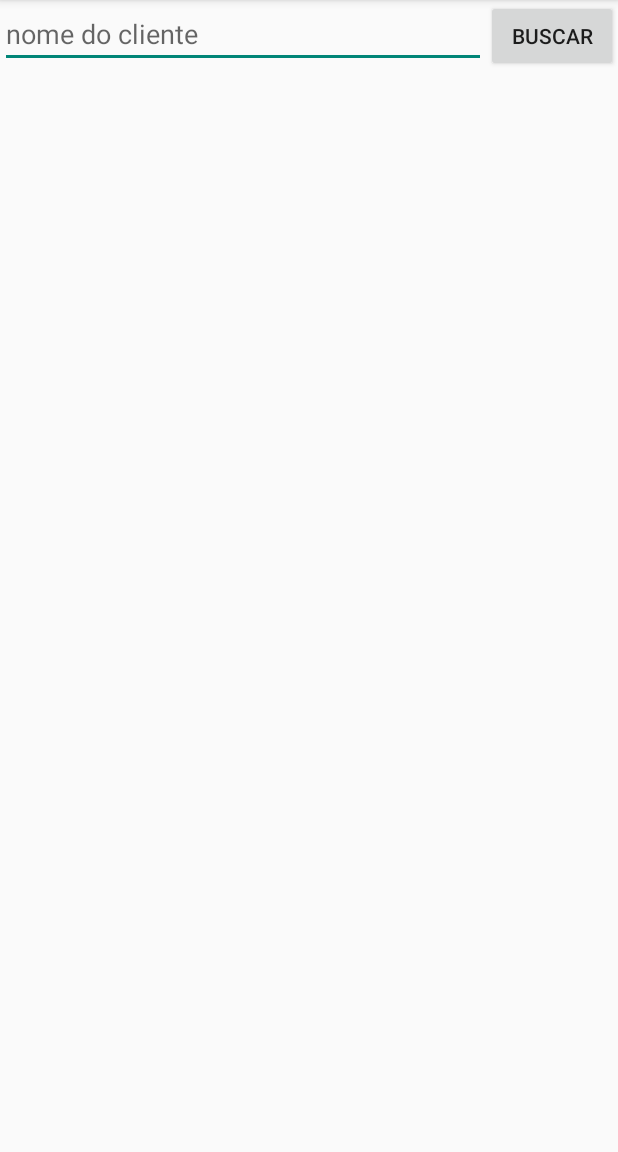
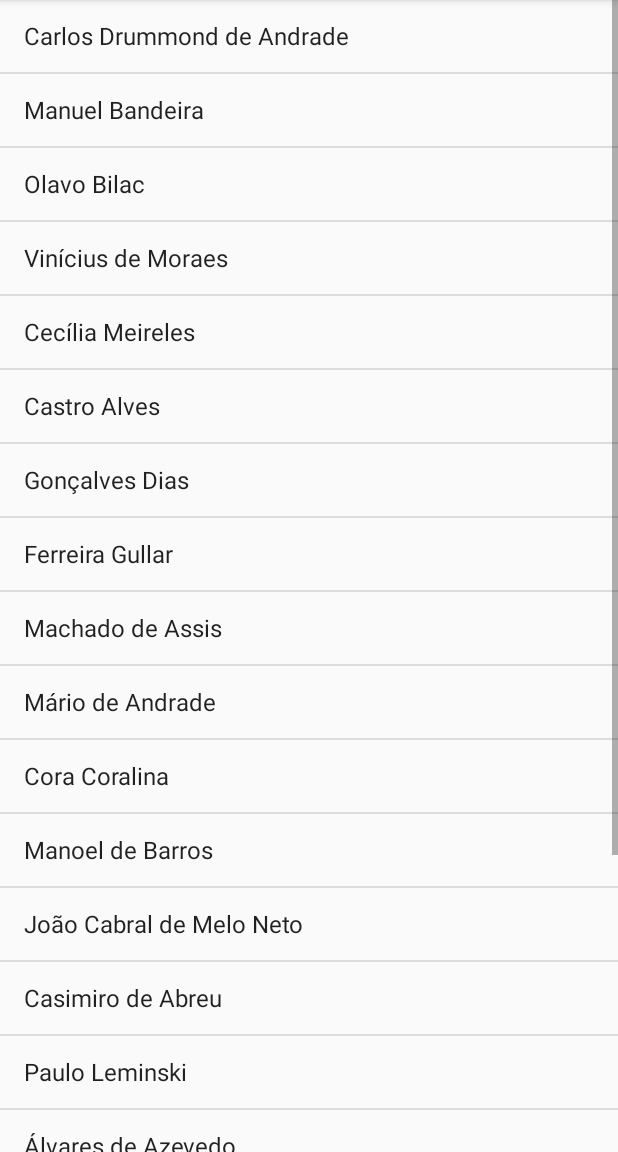
Before and after one commit to GSilva7/ClienteCCO17, an Android app: the screen it shows after launch (MainActivity before the commit, ListarClientesActivity after it), after a tap on "BUSCAR", on a phone screen of 412 x 824 dp, the part 84-1236 px from its top. Run offline under Robolectric (Android 15) with nearby library versions, the phone set to English and light mode, and no system bars.

```diff
--- a/app/src/main/AndroidManifest.xml
+++ b/app/src/main/AndroidManifest.xml
@@ -16,6 +16,7 @@
                 <category android:name="android.intent.category.LAUNCHER" />
             </intent-filter>
         </activity>
+        <activity android:name=".ListarClientesActivity"></activity>
     </application>
 
 </manifest>
--- /dev/null
+++ b/app/src/main/java/br/usjt/ftce/arqdesis/clientecco17/Cliente.java
@@ -0,0 +1,63 @@
+package br.usjt.ftce.arqdesis.clientecco17;
+
+import java.io.Serializable;
+
+/**
+ * Created by arqdsis on 19/10/2017.
+ */
+
+public class Cliente  implements Serializable
+{
+    private String nome, fone, email;
+    private int id;
+
+    public Cliente(int id, String nome, String fone, String email)
+    {
+        this.nome = nome;
+        this.fone = fone;
+        this.email = email;
+        this.id = id;
+    }
+
+    public String getNome() {
+        return nome;
+    }
+
+    public void setNome(String nome) {
+        this.nome = nome;
+    }
+
+    public String getFone() {
+        return fone;
+    }
+
+    public void setFone(String fone) {
+        this.fone = fone;
+    }
+
+    public String getEmail() {
+        return email;
+    }
+
+    public void setEmail(String email) {
+        this.email = email;
+    }
+
+    public int getId() {
+        return id;
+    }
+
+    public void setId(int id) {
+        this.id = id;
+    }
+
+    @Override
+    public String toString() {
+        return "Cliente{" +
+                "nome='" + nome + '\'' +
+                ", fone='" + fone + '\'' +
+                ", email='" + email + '\'' +
+                ", id=" + id +
+                '}';
+    }
+}
--- /dev/null
+++ b/app/src/main/java/br/usjt/ftce/arqdesis/clientecco17/Data.java
@@ -0,0 +1,53 @@
+package br.usjt.ftce.arqdesis.clientecco17;
+
+import java.util.ArrayList;
+import java.util.Arrays;
+
+/**
+ * Created by asbonato on 9/18/16.
+ */
+public class Data {
+    public static Cliente[] _lista;
+
+    public static Cliente[] geraListaClientes(){
+        if(_lista == null) {
+            Cliente[] lista = new Cliente[21];
+            lista[0] = new Cliente(1,"Carlos Drummond de Andrade","11 999941342","cda@usjt.br");
+            lista[1] = new Cliente(2,"Manuel Bandeira","11 89353987","mb@usjt.br");
+            lista[2] = new Cliente(3,"Olavo Bilac","23 987256345","ob@usjt.br");
+            lista[3] = new Cliente(4,"Vinícius de Moraes","11 987345616","vm@usjt.br");
+            lista[4] = new Cliente(5,"Cecília Meireles","11 923541247","cm@usjt.br");
+            lista[5] = new Cliente(6,"Castro Alves","11 981233423","ca@usjt.br");
+            lista[6] = new Cliente(7,"Gonçalves Dias","12 987652345","gd@usjt.br");
+            lista[7] = new Cliente(8,"Ferreira Gullar","11 987234543","fg@usjt.br");
+            lista[8] = new Cliente(9,"Machado de Assis","11 999981234","ma@usjt.br");
+            lista[9] = new Cliente(10,"Mário de Andrade","11 989987365","man@usjt.br");
+            lista[10] = new Cliente(11,"Cora Coralina","12 989763423","cc@usjt.br");
+            lista[11] = new Cliente(12,"Manoel de Barros","14 768365276","mbar@usjt.br");
+            lista[12] = new Cliente(13,"João Cabral de Melo Neto","11 987873123","jcmn@usjt.br");
+            lista[13] = new Cliente(14,"Casimiro de Abreu","81 987698765","cab@usjt.br");
+            lista[14] = new Cliente(15,"Paulo Leminski","62 9762323453","pl@usjt.br");
+            lista[15] = new Cliente(16,"Álvares de Azevedo","11 32319878","aa@usjt.br");
+            lista[16] = new Cliente(17,"Guilherme de Almeida","11 998787343","ga@usjt.br");
+            lista[17] = new Cliente(18,"Alphonsus de Guimarães","11 966565777","ag@usjt.br");
+            lista[18] = new Cliente(19,"Mário Quintana","51 999932778","mq@usjt.br");
+            lista[19] = new Cliente(20,"Gregório de Matos","12 32138888","gm@usjt.br");
+            lista[20] = new Cliente(21,"Augusto dos Anjos","11 994524141","aanj@usjt.br");
+            //Arrays.sort(lista);
+            _lista = lista;
+        }
+        return _lista;
+    }
+
+    public static ArrayList<String> buscaClientes(String chave){
+        Cliente[] lista = geraListaClientes();
+        ArrayList<String> subLista = new ArrayList<>();
+        for(Cliente cliente:lista)
+        {
+            if (chave == null || chave.length() == 0 ||
+                    cliente.getNome().toUpperCase().contains(chave.toUpperCase()))
+                subLista.add(cliente.getNome());
+        }
+        return subLista;
+        }
+    }
--- /dev/null
+++ b/app/src/main/java/br/usjt/ftce/arqdesis/clientecco17/ListarClientesActivity.java
@@ -0,0 +1,27 @@
+package br.usjt.ftce.arqdesis.clientecco17;
+
+import android.app.Activity;
+import android.content.Intent;
+import android.os.Bundle;
+import android.widget.ArrayAdapter;
+import android.widget.ListView;
+
+import java.util.ArrayList;
+
+public class ListarClientesActivity extends Activity
+{
+    ArrayList<String> clientes;
+
+    @Override
+    protected void onCreate(Bundle savedInstanceState) {
+        super.onCreate(savedInstanceState);
+        setContentView(R.layout.activity_listar_clientes);
+        Intent intent = getIntent();
+        String chave = (String)intent.getStringExtra(MainActivity.CHAVE);
+        clientes = Data.buscaClientes(chave);
+        ArrayAdapter<String> adapter = new ArrayAdapter<String>(this, android.R.layout.simple_list_item_1, clientes);
+        ListView listView = (ListView)findViewById(R.id.lista_clientes);
+        listView.setAdapter(adapter);
+
+    }
+}
--- a/app/src/main/java/br/usjt/ftce/arqdesis/clientecco17/MainActivity.java
+++ b/app/src/main/java/br/usjt/ftce/arqdesis/clientecco17/MainActivity.java
@@ -1,13 +1,28 @@
 package br.usjt.ftce.arqdesis.clientecco17;
 
 import android.app.Activity;
+import android.content.Intent;
 import android.os.Bundle;
+import android.view.View;
+import android.widget.EditText;
 
-public class MainActivity extends Activity {
-
+public class MainActivity extends Activity
+{
+    EditText text;
+    public static final String CHAVE = "br.usjt.ftce.arqdesis.clientecco17.chave";
     @Override
-    protected void onCreate(Bundle savedInstanceState) {
+    protected void onCreate(Bundle savedInstanceState)
+    {
         super.onCreate(savedInstanceState);
         setContentView(R.layout.activity_main);
+        text = (EditText)findViewById(R.id.buscar_clientes);
+    }
+
+    public void buscarCliente(View view)
+    {
+        Intent intent = new Intent(this, ListarClientesActivity.class);
+        String texto = text.getText().toString();
+        intent.putExtra(CHAVE, texto);
+        startActivity(intent);
     }
 }
--- /dev/null
+++ b/app/src/main/res/layout/activity_listar_clientes.xml
@@ -0,0 +1,13 @@
+<?xml version="1.0" encoding="utf-8"?>
+<LinearLayout xmlns:android="http://schemas.android.com/apk/res/android"
+    xmlns:app="http://schemas.android.com/apk/res-auto"
+    xmlns:tools="http://schemas.android.com/tools"
+    android:layout_width="match_parent"
+    android:layout_height="match_parent"
+    tools:context="br.usjt.ftce.arqdesis.clientecco17.ListarClientesActivity">
+
+    <ListView
+        android:layout_width="match_parent"
+        android:layout_height="wrap_content"
+        android:id="@+id/lista_clientes"/>
+</LinearLayout>
```
